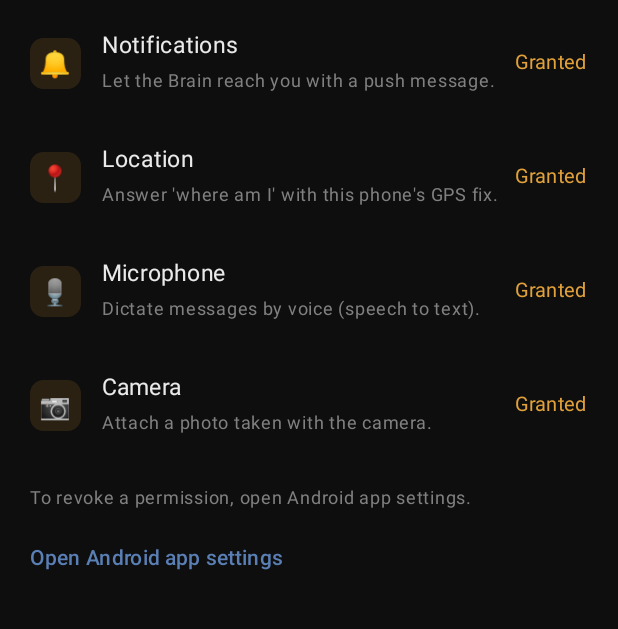
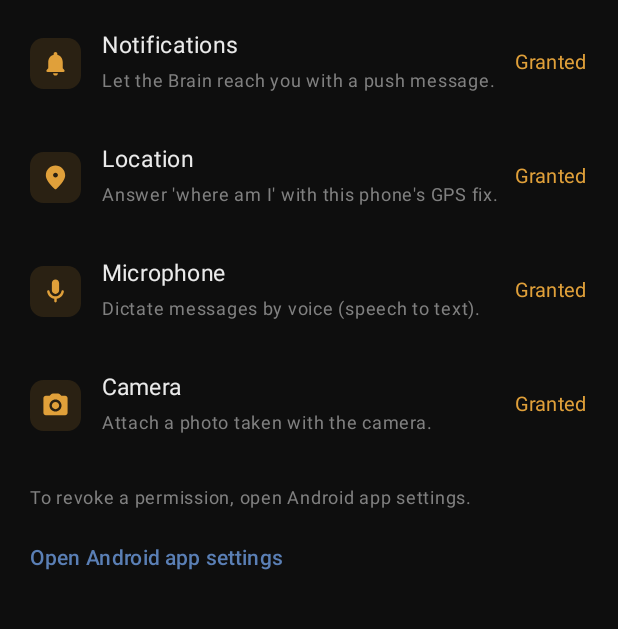
Before and after one commit to diegoberan/iris, an Android app built with Jetpack Compose: the composable PermissionsScreen shown on its own in the app's theme, on a phone screen of 412 x 824 dp, the part 208-837 px from its top. Run offline under Robolectric (Android 15) with nearby library versions, the phone set to English and light mode, and no system bars.

Commit message:
style(android): Material vector icons in Settings, not emoji
The settings rows and permission tiles used raw emoji (link/lock/info,
bell/pin/mic/camera) which clashed with the app's icon style. Swapped
for Material vector icons in amber-on-card chips (muted when a
permission is denied), matching the rest of the app.

Co-Authored-By: Claude Fable 5 <noreply@anthropic.com>

```diff
--- a/android/app/src/main/kotlin/ai/iris/node/ui/SettingsScreens.kt
+++ b/android/app/src/main/kotlin/ai/iris/node/ui/SettingsScreens.kt
@@ -26,8 +26,17 @@ import androidx.compose.foundation.rememberScrollState
 import androidx.compose.foundation.shape.CircleShape
 import androidx.compose.foundation.shape.RoundedCornerShape
 import androidx.compose.foundation.verticalScroll
+import androidx.compose.material.icons.Icons
+import androidx.compose.material.icons.rounded.CameraAlt
+import androidx.compose.material.icons.rounded.Cloud
+import androidx.compose.material.icons.rounded.Info
+import androidx.compose.material.icons.rounded.LocationOn
+import androidx.compose.material.icons.rounded.Mic
+import androidx.compose.material.icons.rounded.Notifications
+import androidx.compose.material.icons.rounded.Shield
 import androidx.compose.material3.Button
 import androidx.compose.material3.ButtonDefaults
+import androidx.compose.material3.Icon
 import androidx.compose.material3.OutlinedTextField
 import androidx.compose.material3.OutlinedTextFieldDefaults
 import androidx.compose.material3.Text
@@ -109,7 +118,7 @@ private fun SectionLabel(text: String) {
 
 @Composable
 private fun SettingRow(
-    icon: String,
+    icon: androidx.compose.ui.graphics.vector.ImageVector,
     title: String,
     subtitle: String? = null,
     trailing: String? = null,
@@ -123,9 +132,9 @@ private fun SettingRow(
         verticalAlignment = Alignment.CenterVertically
     ) {
         Box(
-            Modifier.size(30.dp).background(Mono.card, RoundedCornerShape(8.dp)),
+            Modifier.size(32.dp).background(Mono.card, RoundedCornerShape(9.dp)),
             contentAlignment = Alignment.Center
-        ) { Text(icon, fontSize = 15.sp) }
+        ) { Icon(icon, null, tint = Iris.amber, modifier = Modifier.size(18.dp)) }
         Column(Modifier.padding(start = 14.dp).weight(1f)) {
             Text(title, color = Mono.foreground, fontSize = 15.sp)
             if (subtitle != null) {
@@ -152,7 +161,7 @@ private fun SettingsList(prefs: Prefs, onOpen: (SettingsRoute) -> Unit, onExit:
         Column(Modifier.verticalScroll(rememberScrollState())) {
             SectionLabel("Connection")
             SettingRow(
-                icon = "🔗", title = "Gateway",
+                icon = Icons.Rounded.Cloud, title = "Gateway",
                 subtitle = gateway.ifBlank { "Not configured" },
                 trailing = statusShort(status), trailingColor = statusColor(status),
                 onClick = { onOpen(SettingsRoute.CONNECTION) }
@@ -160,13 +169,13 @@ private fun SettingsList(prefs: Prefs, onOpen: (SettingsRoute) -> Unit, onExit:
 
             SectionLabel("Device")
             SettingRow(
-                icon = "🔐", title = "Permissions",
-                subtitle = "What Iris can access on this phone",
+                icon = Icons.Rounded.Shield, title = "Permissions",
+                subtitle = "What Íris can access on this phone",
                 onClick = { onOpen(SettingsRoute.PERMISSIONS) }
             )
 
             SectionLabel("App")
-            SettingRow(icon = "ℹ️", title = "About", onClick = { onOpen(SettingsRoute.ABOUT) })
+            SettingRow(icon = Icons.Rounded.Info, title = "About", onClick = { onOpen(SettingsRoute.ABOUT) })
 
             Spacer(Modifier.height(24.dp))
             TextButton(onClick = onExit, modifier = Modifier.padding(start = 8.dp)) {
@@ -250,7 +259,7 @@ private fun SettingsField(label: String, value: String, password: Boolean = fals
 // ── Permissions ───────────────────────────────────────────────────────
 
 private data class CapPermission(
-    val icon: String,
+    val icon: androidx.compose.ui.graphics.vector.ImageVector,
     val title: String,
     val description: String,
     val permission: String,
@@ -282,17 +291,17 @@ private fun PermissionsScreen(onBack: () -> Unit) {
     // unavailable -- the Brain simply won't route it here.
     val caps = buildList {
         if (Build.VERSION.SDK_INT >= 33) {
-            add(CapPermission("🔔", "Notifications",
+            add(CapPermission(Icons.Rounded.Notifications, "Notifications",
                 "Let the Brain reach you with a push message.",
                 Manifest.permission.POST_NOTIFICATIONS, minSdk = 33))
         }
-        add(CapPermission("📍", "Location",
+        add(CapPermission(Icons.Rounded.LocationOn, "Location",
             "Answer 'where am I' with this phone's GPS fix.",
             Manifest.permission.ACCESS_FINE_LOCATION))
-        add(CapPermission("🎙️", "Microphone",
+        add(CapPermission(Icons.Rounded.Mic, "Microphone",
             "Dictate messages by voice (speech to text).",
             Manifest.permission.RECORD_AUDIO))
-        add(CapPermission("📷", "Camera",
+        add(CapPermission(Icons.Rounded.CameraAlt, "Camera",
             "Attach a photo taken with the camera.",
             Manifest.permission.CAMERA))
     }
@@ -319,7 +328,13 @@ private fun PermissionsScreen(onBack: () -> Unit) {
                                 if (granted) Iris.amberSoft else Mono.card, RoundedCornerShape(9.dp)
                             ),
                             contentAlignment = Alignment.Center
-                        ) { Text(cap.icon, fontSize = 17.sp) }
+                        ) {
+                            Icon(
+                                cap.icon, null,
+                                tint = if (granted) Iris.amber else Mono.mutedForeground,
+                                modifier = Modifier.size(19.dp)
+                            )
+                        }
                         Column(Modifier.padding(start = 14.dp).weight(1f)) {
                             Text(cap.title, color = Mono.foreground, fontSize = 15.sp)
                             Text(cap.description, color = Mono.mutedForeground, fontSize = 12.sp)
```
